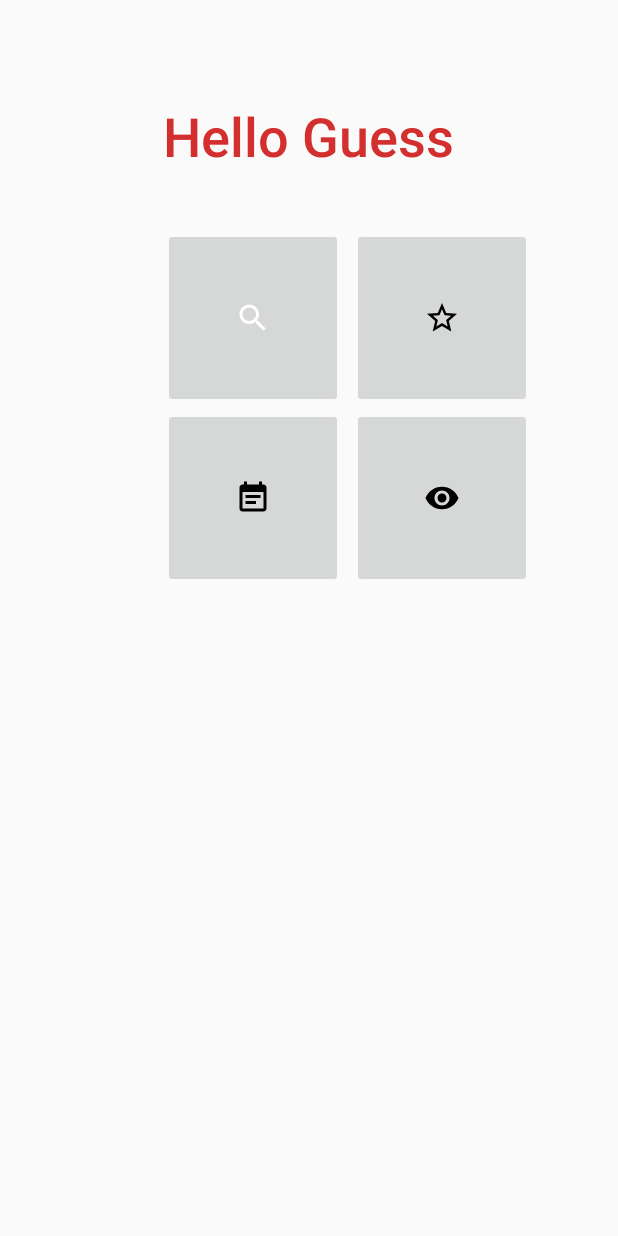
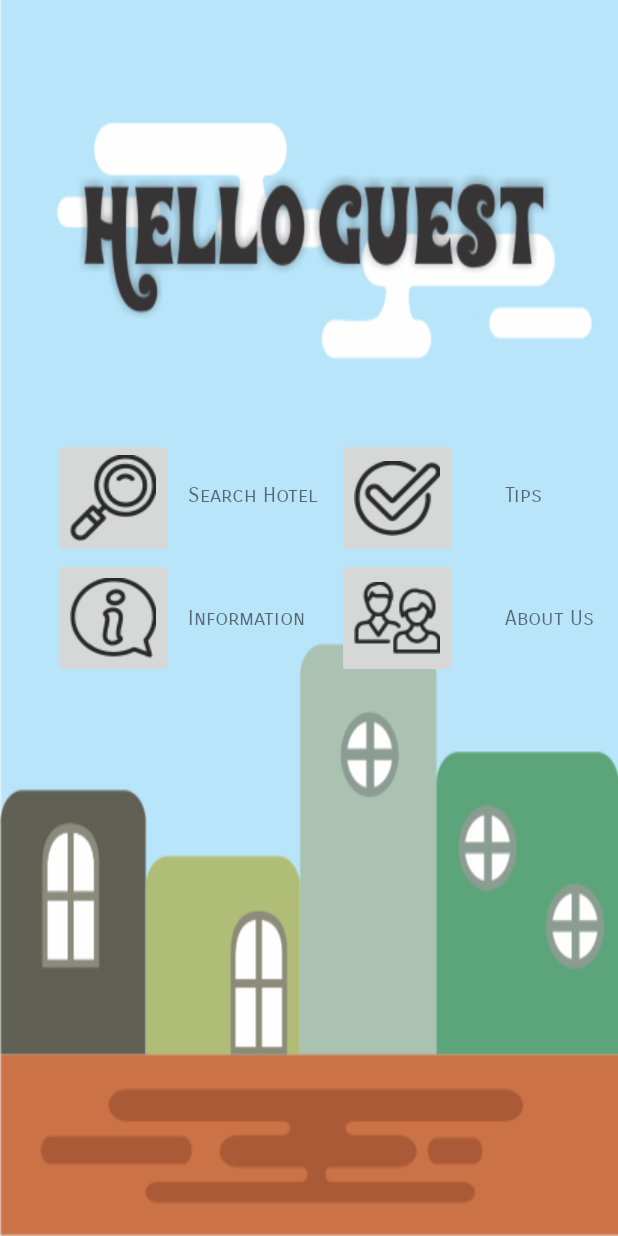
Before and after one commit to ochaperdana/SleepWhere, an Android app: the screen it shows after launch (MenuActivity), on a phone screen of 412 x 824 dp. Run offline under Robolectric (Android 15) with nearby library versions, the phone set to English and light mode, and no system bars.

Commit message:
ImageButton Favorite & Share                intent menu activity                intent floatingactionbutton                add array content

```diff
--- a/app/src/main/java/id/sch/smktelkom_mlg/project/xirpl107162534/sleepwhere/InfoActivity.java
+++ b/app/src/main/java/id/sch/smktelkom_mlg/project/xirpl107162534/sleepwhere/InfoActivity.java
@@ -47,6 +47,7 @@ public class InfoActivity extends AppCompatActivity {
             }
         });
 
+
     }
 
     private void goMaps(String peta) {
--- a/app/src/main/java/id/sch/smktelkom_mlg/project/xirpl107162534/sleepwhere/adapter/HotelAdapter.java
+++ b/app/src/main/java/id/sch/smktelkom_mlg/project/xirpl107162534/sleepwhere/adapter/HotelAdapter.java
@@ -64,7 +64,6 @@ public class HotelAdapter extends RecyclerView.Adapter<HotelAdapter.ViewHolder>
         TextView tvDeskripsi;
         Button bEdit;
         Button bDelete;
-        ImageButton ibFav;
         ImageButton ibShare;
 
         public ViewHolder(View itemView) {
--- a/app/src/main/res/layout/activity_menu.xml
+++ b/app/src/main/res/layout/activity_menu.xml
@@ -5,6 +5,7 @@
     android:id="@+id/activity_menu"
     android:layout_width="match_parent"
     android:layout_height="match_parent"
+    android:background="@drawable/back"
     android:paddingBottom="@dimen/activity_vertical_margin"
     android:paddingLeft="@dimen/activity_horizontal_margin"
     android:paddingRight="@dimen/activity_horizontal_margin"
@@ -13,57 +14,89 @@
     tools:context="id.sch.smktelkom_mlg.project.xirpl107162534.sleepwhere.MenuActivity">
 
 
+    <ImageButton
+        android:id="@+id/imageButton4"
+        android:layout_width="80dp"
+        android:layout_height="80dp"
+        android:layout_below="@+id/imageButton2"
+        android:layout_marginLeft="12dp"
+        android:layout_marginStart="12dp"
+        android:layout_toEndOf="@+id/textView4"
+        android:layout_toRightOf="@+id/textView4"
+        app:srcCompat="@drawable/users" />
+
+    <ImageButton
+        android:id="@+id/imageButton3"
+        android:layout_width="80dp"
+        android:layout_height="80dp"
+        android:layout_alignLeft="@+id/imageButton"
+        android:layout_alignStart="@+id/imageButton"
+        android:layout_centerVertical="true"
+        app:srcCompat="@drawable/information" />
+
+    <ImageButton
+        android:id="@+id/imageButton"
+        android:layout_width="80dp"
+        android:layout_height="80dp"
+        android:layout_above="@+id/imageButton3"
+        android:layout_alignParentLeft="true"
+        android:layout_alignParentStart="true"
+        android:layout_marginLeft="19dp"
+        android:layout_marginStart="19dp"
+        app:srcCompat="@drawable/loupe" />
+
     <TextView
-        android:id="@+id/textView"
+        android:id="@+id/textView4"
         android:layout_width="wrap_content"
         android:layout_height="wrap_content"
-        android:layout_alignParentTop="true"
-        android:layout_centerHorizontal="true"
-        android:layout_marginLeft="75dp"
-        android:layout_marginTop="50dp"
-        android:text="Hello Guess"
-        android:textAppearance="@style/TextAppearance.AppCompat.Title"
-        android:textColor="@color/colorPrimary"
-        android:textSize="36sp" />
+        android:layout_alignTop="@+id/imageButton"
+        android:layout_marginLeft="10dp"
+        android:layout_marginStart="10dp"
+        android:layout_marginTop="29dp"
+        android:layout_toEndOf="@+id/imageButton"
+        android:layout_toRightOf="@+id/imageButton"
+        android:fontFamily="sans-serif-smallcaps"
+        android:text="Search Hotel" />
 
-    <ImageButton
-        android:id="@+id/imageButton4"
-        android:layout_width="120dp"
-        android:layout_height="120dp"
-        android:layout_alignLeft="@+id/imageButton2"
-        android:layout_alignStart="@+id/imageButton2"
-        android:layout_below="@+id/imageButton2"
-        app:srcCompat="@drawable/ic_remove_red_eye_black_24dp" />
+    <TextView
+        android:id="@+id/textView5"
+        android:layout_width="wrap_content"
+        android:layout_height="wrap_content"
+        android:layout_alignLeft="@+id/textView4"
+        android:layout_alignStart="@+id/textView4"
+        android:layout_centerVertical="true"
+        android:fontFamily="sans-serif-smallcaps"
+        android:text="Information" />
 
     <ImageButton
         android:id="@+id/imageButton2"
-        android:layout_width="120dp"
-        android:layout_height="120dp"
-        android:layout_alignLeft="@+id/textView"
-        android:layout_alignStart="@+id/textView"
+        android:layout_width="80dp"
+        android:layout_height="80dp"
+        android:layout_alignLeft="@+id/imageButton4"
+        android:layout_alignStart="@+id/imageButton4"
         android:layout_alignTop="@+id/imageButton"
-        android:layout_marginLeft="126dp"
-        android:layout_marginStart="126dp"
-        app:srcCompat="@drawable/ic_star_border_black_24dp" />
+        app:srcCompat="@drawable/checked" />
 
-    <ImageButton
-        android:id="@+id/imageButton"
-        android:layout_width="120dp"
-        android:layout_height="120dp"
-        android:layout_alignLeft="@+id/textView"
-        android:layout_alignStart="@+id/textView"
-        android:layout_below="@+id/textView"
-        android:layout_marginTop="37dp"
-        app:srcCompat="@drawable/ic_search_black_24dp" />
+    <TextView
+        android:id="@+id/textView8"
+        android:layout_width="wrap_content"
+        android:layout_height="wrap_content"
+        android:layout_alignParentEnd="true"
+        android:layout_alignParentRight="true"
+        android:layout_centerVertical="true"
+        android:fontFamily="sans-serif-smallcaps"
+        android:text="About Us" />
 
-    <ImageButton
-        android:id="@+id/imageButton3"
-        android:layout_width="120dp"
-        android:layout_height="120dp"
-        android:layout_alignLeft="@+id/imageButton"
-        android:layout_alignStart="@+id/imageButton"
-        android:layout_below="@+id/imageButton"
-        app:srcCompat="@drawable/ic_event_note_black_24dp" />
+    <TextView
+        android:id="@+id/textView10"
+        android:layout_width="wrap_content"
+        android:layout_height="wrap_content"
+        android:layout_alignBaseline="@+id/textView4"
+        android:layout_alignBottom="@+id/textView4"
+        android:layout_alignLeft="@+id/textView8"
+        android:layout_alignStart="@+id/textView8"
+        android:fontFamily="sans-serif-smallcaps"
+        android:text="Tips" />
 
 
 </RelativeLayout>
--- a/app/src/main/res/layout/info.xml
+++ b/app/src/main/res/layout/info.xml
@@ -57,8 +57,6 @@
         android:layout_alignParentEnd="true"
         android:layout_alignParentRight="true"
         android:layout_alignParentTop="true"
-        android:layout_marginEnd="46dp"
-        android:layout_marginRight="46dp"
         app:srcCompat="@drawable/phone" />
 
 </RelativeLayout>
--- a/app/src/main/res/values/arrays.xml
+++ b/app/src/main/res/values/arrays.xml
@@ -32,6 +32,8 @@
         <item>Sumber Hotel</item>
         <item>Villa dan Hotel Family Gradia</item>
         <item>Hotel Prima Asri</item>
+
+
     </string-array>
     <string-array name="place_desc">
         <item>The Singhasari Resort adalah hotel bintang 5 yang menawarkan fasilitas yang mewah dan layanan profesional. Hotel ini menyediakan 193 kamar tamu. The Singhasari Resort berjarak 3 km dari Jatim Park dan 3,2 km dari pasar buah dan sayuran. Sementara itu BNS dapat dicapai dengan jarak 3,8 km
@@ -109,5 +111,6 @@ Setiap kamar di guest house ini dilengkapi dengan TV layar datar, lemari pakaian
         <item>@drawable/n</item>
         <item>@drawable/o</item>
         <item>@drawable/p</item>
+
     </array>
 </resources>
```
Also changed, not shown: app/src/main/java/id/sch/smktelkom_mlg/project/xirpl107162534/sleepwhere/DetailActivity.java (+10 -3 lines), app/src/main/java/id/sch/smktelkom_mlg/project/xirpl107162534/sleepwhere/MainActivity.java (+3 -5 lines), app/src/main/res/layout/item.xml (+20 -13 lines), app/src/main/res/menu/menu_main.xml (+8 -2 lines), app/src/main/res/values/array.xml (+8 -1 lines), app/src/main/res/drawable/back.png (added), app/src/main/res/drawable/checked.png (added), app/src/main/res/drawable/information.png (added), app/src/main/res/drawable/loupe.png (added), app/src/main/res/drawable/users.png (added).
